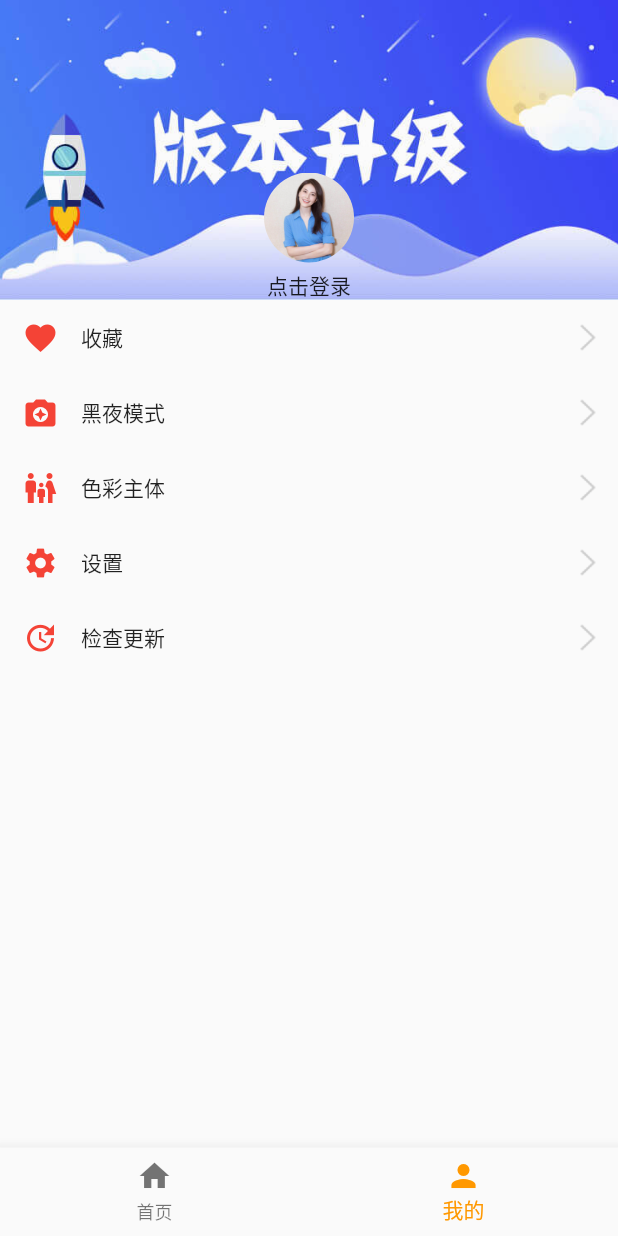
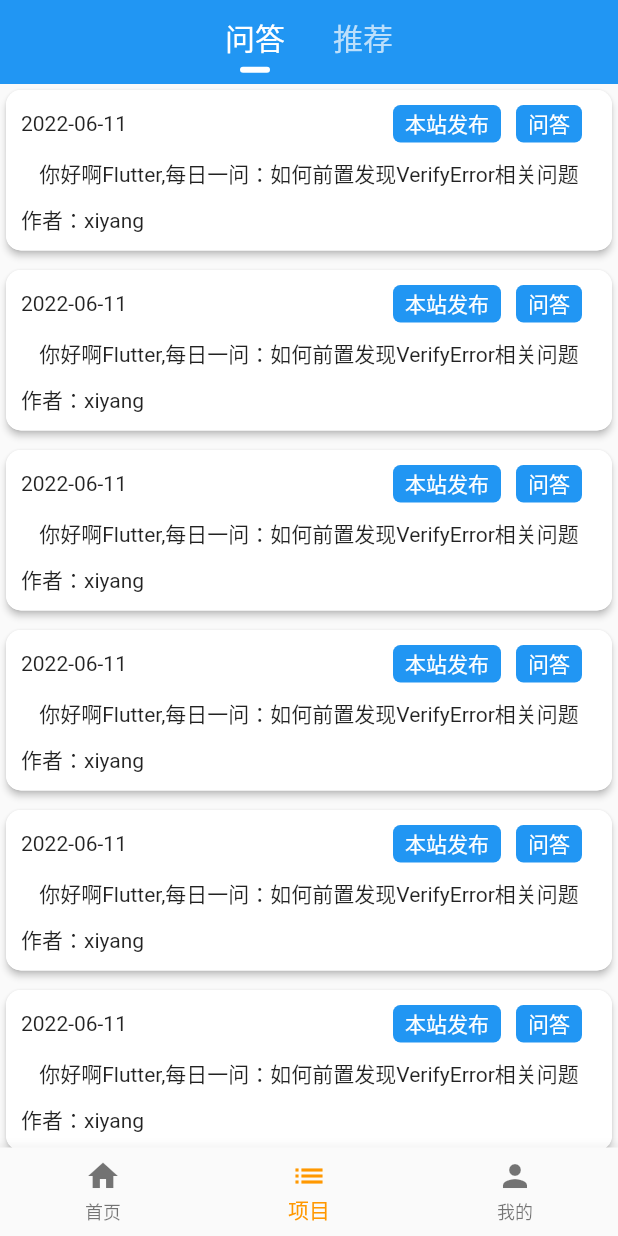
Before and after one commit to Western-parotia/FlutterLadder, a Flutter app: the screen it shows after launch, item 2 of the bottom bar chosen, on a phone screen of 412 x 824 dp. Run offline on Flutter 3.47's test engine with Material 2 defaults, Android fonts, the phone set to English and light mode, and no system bars; our stand-ins replace card_swiper, cookie_jar, dio, dio_cookie_manager, logger, webview_flutter; network calls fail.

Commit message:
add 加入项目页面

```diff
--- a/lib/pages/home/model/home_model.dart
+++ b/lib/pages/home/model/home_model.dart
@@ -12,6 +12,7 @@ class HomeModel {
   String? author;  //作者
   int chapterId;
   String chapterName;
+  String desc;
   bool collect;
   int courseId;
   int id;
@@ -32,6 +33,7 @@ class HomeModel {
   List<Tag> tags;
   // 构造
   HomeModel({
+    required this.desc,
     required this.author,
     required this.chapterId,
     required this.chapterName,
--- a/lib/pages/login/hd_login_page.dart
+++ b/lib/pages/login/hd_login_page.dart
@@ -48,6 +48,7 @@ class HDLoginPageState extends State<HDLoginPage> {
            height: closeIconH,
            child: InkWell(child: Image.asset("images/hd_white_close.png"),
              onTap:() {
+                Navigator.pop(context);
              }),),
          getContentSubViews(),
        ],
@@ -70,7 +71,7 @@ class HDLoginPageState extends State<HDLoginPage> {
   Widget getContentSubViews () {
     return Column(
        children: [
-          Container(margin: EdgeInsets.only(top: 80),width: loginIconH,height: loginIconH,child: Image.asset("images/icon_flutter.png"),),
+          Container(margin: EdgeInsets.only(top: 120),width: loginIconH,height: loginIconH,child: Image.asset("images/icon_flutter.png"),),
           Padding(padding: EdgeInsets.only(top: 30),child: getInputView(),),
           Padding(padding: EdgeInsets.only(top: 30),child: getThirdLoginTipView()),
           Padding(padding: EdgeInsets.only(top: 20,left: 0,right: 0),child: getThirdLoginTypeView(),)
--- a/lib/pages/mine/hd_mine_page.dart
+++ b/lib/pages/mine/hd_mine_page.dart
@@ -1,4 +1,5 @@
 import 'package:flutter/material.dart';
+import 'package:wanandroid_app/pages/login/hd_login_page.dart';
 
 /// 主Widget类
 class HDMinePage extends StatefulWidget {
@@ -20,7 +21,8 @@ class HDMinePageState extends State<HDMinePage> {
 
   @override
   Widget build(BuildContext context) {
-    return CustomScrollView (
+    return Scaffold(
+      body: CustomScrollView (
         slivers: <Widget>[
           ///  SliverAppBar 和  SliverToBoxAdapter 互斥，SliverToBoxAdapter没有导航
 
@@ -43,7 +45,9 @@ class HDMinePageState extends State<HDMinePage> {
             }, childCount: titles.length),
           )
         ],
+      ),
     );
+    //return
   }
 
   /// 顶部 headerView
@@ -55,10 +59,13 @@ class HDMinePageState extends State<HDMinePage> {
           "images/hd_update_head.jpg",
           fit: BoxFit.cover,
         )),
-        Positioned(top:110,width:80,height:90,child:InkWell(
+        Positioned(top:120,width:80,height:90,child:InkWell(
           child: getIconButton(),
           onTap: (){
             print("这个是封装的按钮");
+            Navigator.push(context, MaterialPageRoute(builder: (context) {
+              return HDLoginPage();
+            }));
           },
         )),
       ],
--- a/lib/pages/navigator/main_navigator.dart
+++ b/lib/pages/navigator/main_navigator.dart
@@ -3,6 +3,7 @@ import 'package:flutter/material.dart';
 import 'package:wanandroid_app/pages/home/controller/hd_home_page.dart';
 import 'package:wanandroid_app/pages/login/hd_login_page.dart';
 import 'package:wanandroid_app/pages/mine/hd_mine_page.dart';
+import 'package:wanandroid_app/pages/project/hd_project_page.dart';
 
 class HDMainNavigator extends StatefulWidget {
   HDMainNavigator({Key? key}) : super(key:key);  // 构造方法
@@ -13,7 +14,7 @@ class HDMainNavigator extends StatefulWidget {
 // 状态管理类
 class HDMainNavigatorState extends State<HDMainNavigator> {
   DateTime? _lastPressedAt; // 上次点击时间，WillPopScope 防止用户误触返回键而退出APP,当用户在1秒内点击两次返回按钮时，才认为是退出APP
-  final appPages = [HDHomePage(),HDMinePage()];
+  final appPages = [HDHomePage(),HDProjectPage(),HDMinePage()];
   var currentIndex = 0;
 
   @override
@@ -27,7 +28,9 @@ class HDMainNavigatorState extends State<HDMainNavigator> {
        child: Scaffold(
          body: appPages[currentIndex],
          bottomNavigationBar: BottomNavigationBar(
-           items: const [BottomNavigationBarItem(label: "首页",icon: Icon(Icons.home)), BottomNavigationBarItem(label: "我的", icon: Icon(Icons.person))],
+           items: const [BottomNavigationBarItem(label: "首页",icon: Icon(Icons.home)),
+             BottomNavigationBarItem(label: "项目", icon: Icon(Icons.list)),
+             BottomNavigationBarItem(label: "我的", icon: Icon(Icons.person))],
            currentIndex:currentIndex,
            fixedColor: Colors.orange,
            onTap: tapAction,
--- /dev/null
+++ b/lib/pages/project/hd_project_page.dart
@@ -0,0 +1,74 @@
+
+import 'package:flutter/material.dart';
+import 'package:wanandroid_app/pages/project/hd_question_page.dart';
+import 'package:wanandroid_app/pages/project/hd_recommend_page.dart';
+
+class HDProjectPage extends StatefulWidget {
+  @override
+  State<StatefulWidget> createState() => HDProjectPageState();
+}
+
+// 需实现 SingleTickerProviderStateMixin
+class HDProjectPageState extends State<HDProjectPage> with SingleTickerProviderStateMixin {
+  List tabArry = ["问答","推荐"];
+  late TabController _tabController;
+  @override
+  void initState() {
+    super.initState();
+    _tabController =
+        TabController(initialIndex: 0, length: tabArry.length, vsync: this);
+    _tabController.addListener(() {});
+  }
+
+  @override
+  void dispose() {
+    _tabController.dispose();
+    super.dispose();
+  }
+
+  @override
+  Widget build(BuildContext context) {
+    return DefaultTabController(
+      length: tabArry.length,
+      child: Scaffold(
+        appBar: getCustomerAppBar(context),
+        body: TabBarView(
+          controller: _tabController,
+          children: [HDQuestionPage(),HDRecommendPage()],
+        )
+      ),
+    );
+  }
+  // 自定义顶部导航条
+  PreferredSizeWidget getCustomerAppBar (BuildContext context) {
+    return PreferredSize(
+        child: Container(
+          alignment: Alignment.center,
+          child: TabBar(
+          //isScrollable属性会使Tab居中
+          isScrollable: true,
+          controller: _tabController,
+          indicatorColor: Colors.white,
+          indicator: BoxDecoration(
+              borderRadius: BorderRadius.circular(2),
+              color: Colors.white),
+          indicatorSize: TabBarIndicatorSize.label,
+          indicatorPadding: EdgeInsets.only(left: 10,right: 10,top: 42,bottom: 5),
+          indicatorWeight: 5,
+          labelStyle: const TextStyle(fontSize: 20),
+          tabs: getTabs(),
+        ),
+          color: Colors.blue,
+          padding: EdgeInsets.only(top: MediaQuery.of(context).padding.top),),
+        preferredSize: Size(double.infinity,56));
+  }
+
+   dynamic getTabs () {
+    List<Widget> tabArr = [];
+    for (var text in tabArry) {
+       Tab tab = Tab(text: text);
+       tabArr.add(tab);
+    }
+    return tabArr;
+  }
+}
--- /dev/null
+++ b/lib/pages/project/hd_question_page.dart
@@ -0,0 +1,76 @@
+
+import 'package:flutter/material.dart';
+
+class HDQuestionPage extends StatefulWidget {
+  @override
+  State<StatefulWidget> createState() => HDQuestionPageState();
+}
+
+class HDQuestionPageState extends State<HDQuestionPage> {
+
+  Widget build(BuildContext context) {
+     return  RepaintBoundary(
+    // itemBuilder 是一个返回Widget的Function
+        child: ListView.separated(
+          itemBuilder: (BuildContext context,int index){
+            return GestureDetector(
+              onTap: (){
+
+              },
+              child: Card(
+                shape: RoundedRectangleBorder(
+                  borderRadius: BorderRadius.all(Radius.circular(10.0)),),
+                elevation: 2,
+                child: Container(
+                  decoration: BoxDecoration(borderRadius: BorderRadius.circular(10),color: Colors.white),
+                  child: getQuestioinItem(),
+                ),
+              ),
+            );
+          },
+          separatorBuilder: (BuildContext context, int index) => Container(
+            height: 5,
+          ),
+          itemCount: 10,
+            //cacheExtent:100
+        ),
+    );
+  }
+
+  Widget getQuestioinItem() {
+      return Column(
+          children: [
+            Padding(padding: EdgeInsets.only(top: 10,left: 10,right: 10,bottom: 5),
+              child: Row(
+                  children: [
+                    Text("2022-06-11"),
+                    Expanded(child: Container(),),
+                    Container(decoration: BoxDecoration(
+                        borderRadius: BorderRadius.circular(5), color: Colors.blue),
+                        child:Text("本站发布",style: TextStyle(color: Colors.white),) ,
+                        height: 25,
+                        margin: EdgeInsets.only(right: 10),
+                      padding: EdgeInsets.only(left: 8,right: 8),
+                      alignment: Alignment.center,
+                    ),
+                    Container(decoration: BoxDecoration(
+                        borderRadius: BorderRadius.circular(5),color: Colors.blue),
+                      child:Text("问答",style: TextStyle(color: Colors.white)) ,
+                      height: 25,
+                      margin: EdgeInsets.only(right: 10),
+                      alignment: Alignment.center,
+                      padding: EdgeInsets.only(left: 8,right: 8),
+                    ),
+                  ],
+              ),),
+            Padding(padding: EdgeInsets.only(top: 5,left: 10,right: 10,bottom: 5),
+              child: Text("你好啊Flutter,每日一问：如何前置发现VerifyError相关问题"),),
+            Padding(padding: EdgeInsets.only(top: 5,left: 10,right: 10,bottom: 10),
+              child: Row(
+                children: [Text("作者：xiyang")],
+              ),)
+          ],
+      );
+  }
+
+}
```
Also changed, not shown: lib/pages/home/controller/hd_home_page.dart (+67 -22 lines), lib/pages/project/hd_recommend_page.dart (added, +16 -0 lines), lib/pages/webView/hd_web_page.dart (added, +60 -0 lines), lib/pages/home/model/home_model.g.dart. Lines whose indentation alone changed are shown as unchanged.
